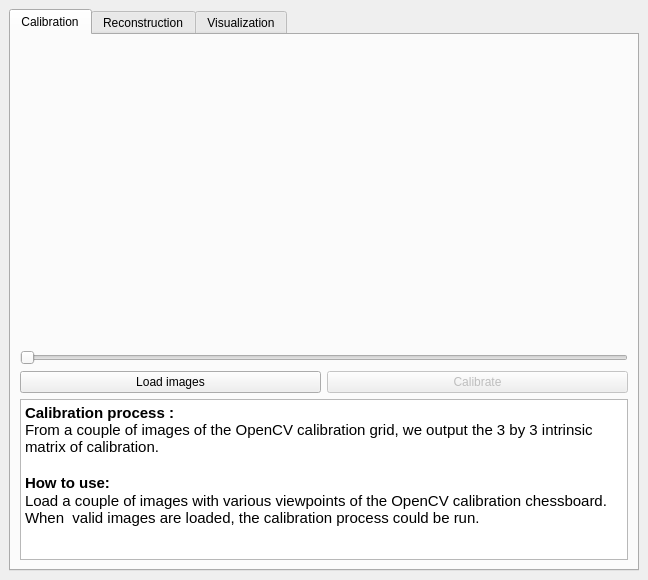
This is src/TextureReconstructionQt.ui in AlexMorgand/TextureReconstruction as Qt 5 draws it before an edit. The edited form follows.
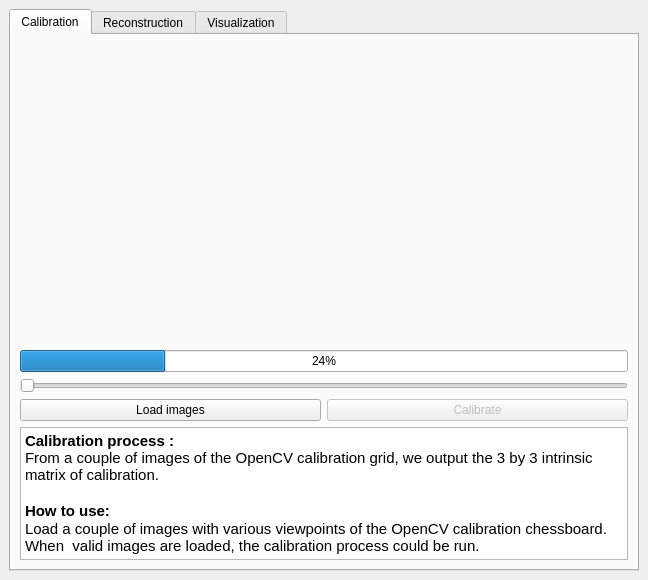
This is the edited form.

Commit message: TextureReconstruction:   Various fix and progress bar added.

```diff
--- a/src/TextureReconstructionQt.ui
+++ b/src/TextureReconstructionQt.ui
@@ -100,6 +100,13 @@
           </item>
          </layout>
         </item>
+        <item>
+         <widget class="QProgressBar" name="calibrationProgress">
+          <property name="value">
+           <number>24</number>
+          </property>
+         </widget>
+        </item>
         <item>
          <widget class="QSlider" name="imageSlider">
           <property name="enabled">
```
Left out of the diff: 1 changed line with no effect on the pictures. The commit also changes 2 other files.
